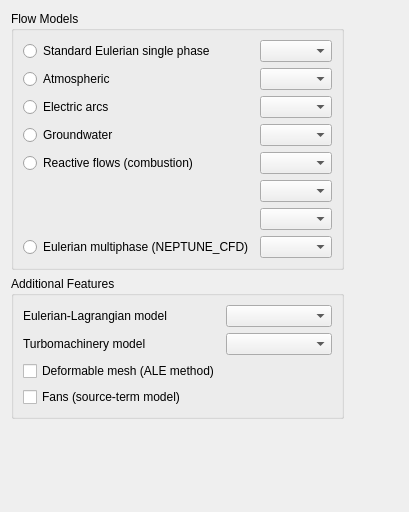
The window that gui/Pages/AnalysisFeaturesForm.ui (code-saturne/code_saturne) describes before a commit, drawn with Qt 5.
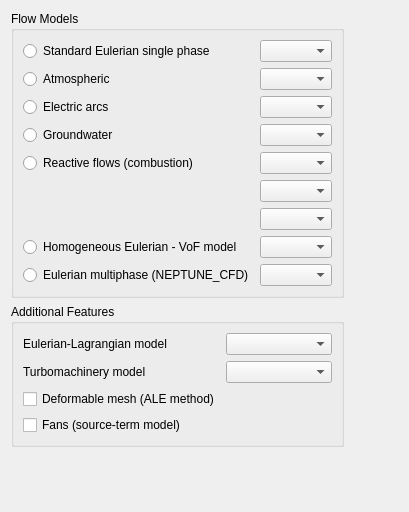
The same window after the commit.

Commit message: Add VOF to GUI and move cavitation parameters to C (with Fortran-C mapping). VoF model structure now holds a bitmask parameter vof_model. * bitmasks: CS_VOF_ENABLED, CS_VOF_FREE_SURFACE, CS_VOF_MERKLE_MASS_TRANSFER * update Doxygen documentation of cavitation model   (user example is moved to C) * in GUI: - no mass transfer triggers two first bits (VoF, free surface)           - merkle model triggers first and third bits (VoF, Merkle model).

```diff
--- a/gui/Pages/AnalysisFeaturesForm.ui
+++ b/gui/Pages/AnalysisFeaturesForm.ui
@@ -163,10 +163,10 @@
         </property>
        </widget>
       </item>
-      <item row="7" column="1">
+      <item row="8" column="1">
        <widget class="QComboBox" name="comboBoxNeptuneCFD"/>
       </item>
-      <item row="7" column="0">
+      <item row="8" column="0">
        <widget class="QRadioButton" name="radioButtonNeptuneCFD">
         <property name="toolTip">
          <string>&lt;html&gt;&lt;head/&gt;&lt;body&gt;&lt;p&gt;Activate NEPTUNE_CFD module.&lt;/p&gt;&lt;/body&gt;&lt;/html&gt;</string>
@@ -176,6 +176,16 @@
         </property>
        </widget>
       </item>
+      <item row="7" column="0">
+       <widget class="QRadioButton" name="radioButtonHgn">
+        <property name="text">
+         <string>Homogeneous Eulerian - VoF model</string>
+        </property>
+       </widget>
+      </item>
+      <item row="7" column="1">
+       <widget class="QComboBox" name="comboBoxHgn"/>
+      </item>
      </layout>
     </widget>
    </item>
```
The commit also changes 44 other files.
